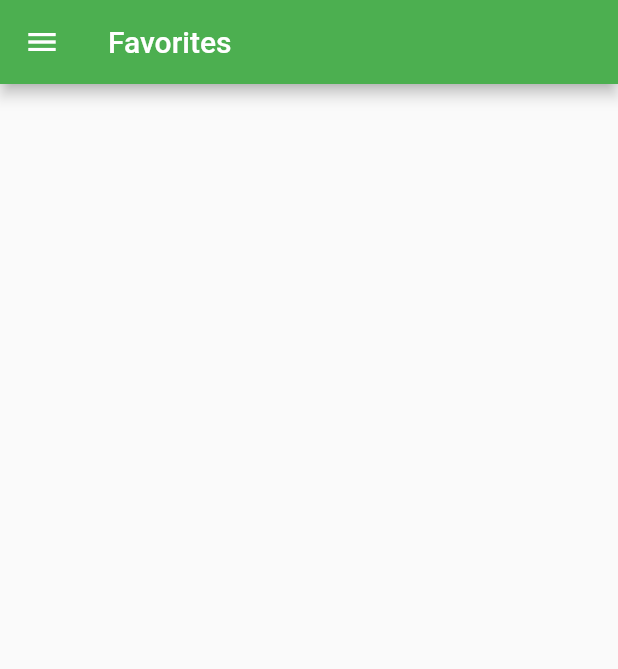
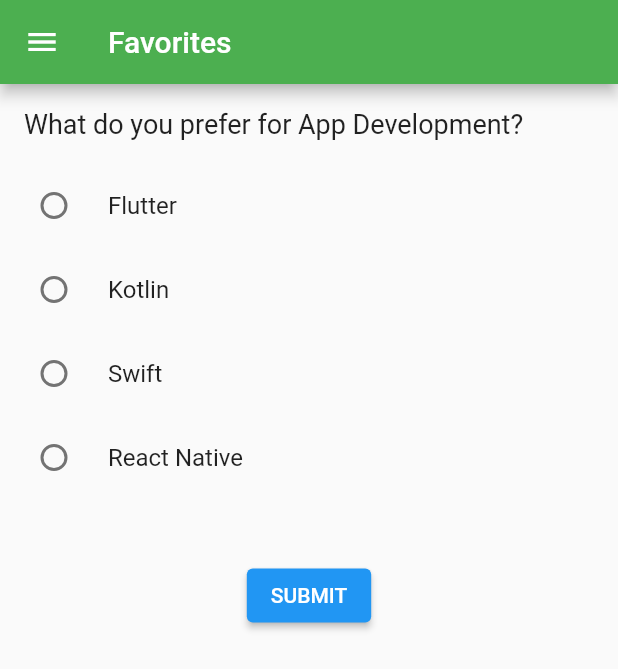
Before and after one commit to olivier-deguise/flutter-test-app, a Flutter app: the FavouritesPage screen opened by its route, on a phone screen of 412 x 824 dp. Shown: the top 669 px of the screen. Run offline on Flutter 3.47's test engine with Material 2 defaults, Android fonts, the phone set to English and light mode, and no system bars; network calls fail.

Commit message:
Original commit

```diff
--- a/lib/screens/favorites.dart
+++ b/lib/screens/favorites.dart
@@ -1,15 +1,98 @@
 import 'package:flutter/material.dart';
 import './../widgets/navigation_drawer.dart';
 
-class FavouritesPage extends StatelessWidget{
+enum FavoriteMethod { flutter, kotlin, swift, reactNative }
+
+extension ParseToString on FavoriteMethod? {
+  String toShortString() {
+    return toString().split('.').last;
+  }
+}
+
+class FavouritesPage extends StatefulWidget {
   const FavouritesPage({super.key});
 
   @override
-  Widget build(BuildContext context) => Scaffold(
+  State<FavouritesPage> createState() => _FavouritesPage();
+}
+  class _FavouritesPage extends State<FavouritesPage>{
+    FavoriteMethod? _method;
+    bool _pressed = false;
+
+    Widget build(BuildContext context) {
+      return Scaffold(
         drawer: const NavigationDrawer(),
         appBar: AppBar(
           title: const Text('Favorites'),
           backgroundColor: Colors.green,
         ),
+        body: Column(
+          crossAxisAlignment: CrossAxisAlignment.start,
+          children: <Widget>[
+            const Padding(
+              padding: EdgeInsets.all(16),
+              child: Text('What do you prefer for App Development?', style: TextStyle(fontSize:18),),
+            ),
+            RadioListTile(
+              title: const Text('Flutter'),
+              value: FavoriteMethod.flutter,
+              groupValue: _method,
+              onChanged: (FavoriteMethod? value) {
+                setState(() {
+                  _pressed = false;
+                  _method = value;
+                });
+              },
+            ),
+            RadioListTile(
+              title: const Text('Kotlin'),
+              value: FavoriteMethod.kotlin,
+              groupValue: _method,
+              onChanged: (FavoriteMethod? value) {
+                setState(() {
+                  _pressed = false;
+                  _method = value;
+                });
+              },
+            ),
+            RadioListTile(
+              title: const Text('Swift'),
+              value: FavoriteMethod.swift,
+              groupValue: _method,
+              onChanged: (FavoriteMethod? value) {
+                setState(() {
+                  _pressed = false;
+                  _method = value;
+                });
+              },
+            ),
+            RadioListTile(
+              title: const Text('React Native'),
+              value: FavoriteMethod.reactNative,
+              groupValue: _method,
+              onChanged: (FavoriteMethod? value) {
+                setState(() {
+                  _pressed = false;
+                  _method = value;
+                });
+              },
+            ),
+            const SizedBox(height: 40),
+            Center(child: ElevatedButton(
+                child: const Text('SUBMIT'),
+                onPressed: () {
+                  setState(() {
+                    _pressed = true;
+                  });
+                } )),
+            _pressed ? Padding(
+              padding: const EdgeInsets.all(12),
+              child: Text('Your favorite app development is: ${_method.toShortString()}', style: const TextStyle(fontSize: 18, color: Colors.purple),),
+            ) : const Text(''),
+          ],
+        ),
       );
     }
+
+
+}
```
Lines whose indentation alone changed are shown as unchanged.
